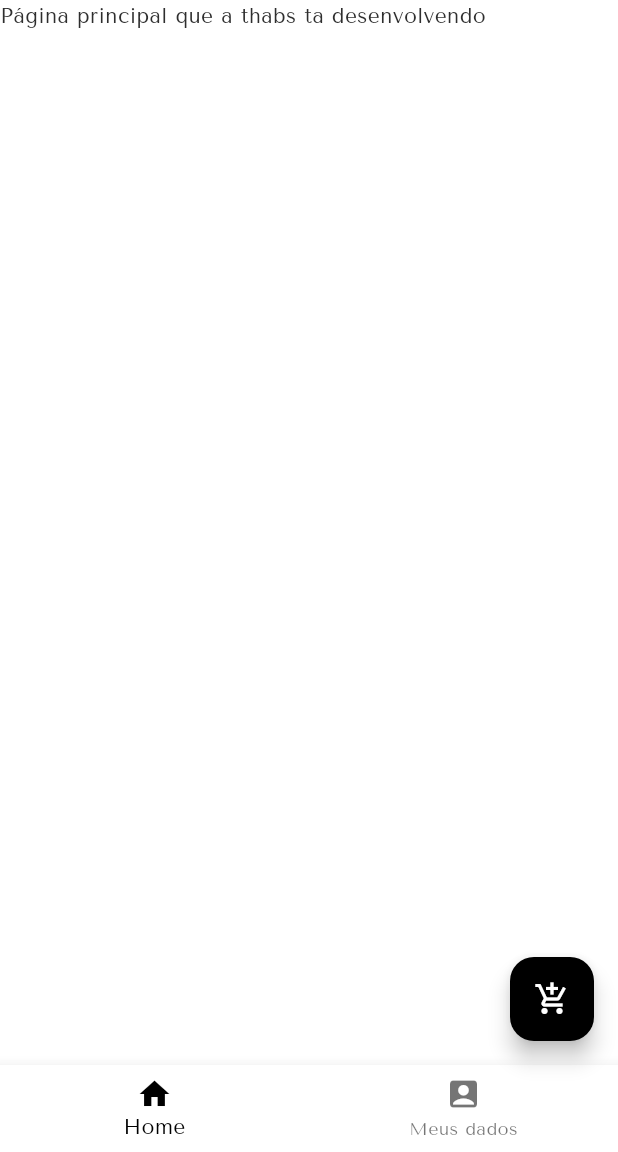
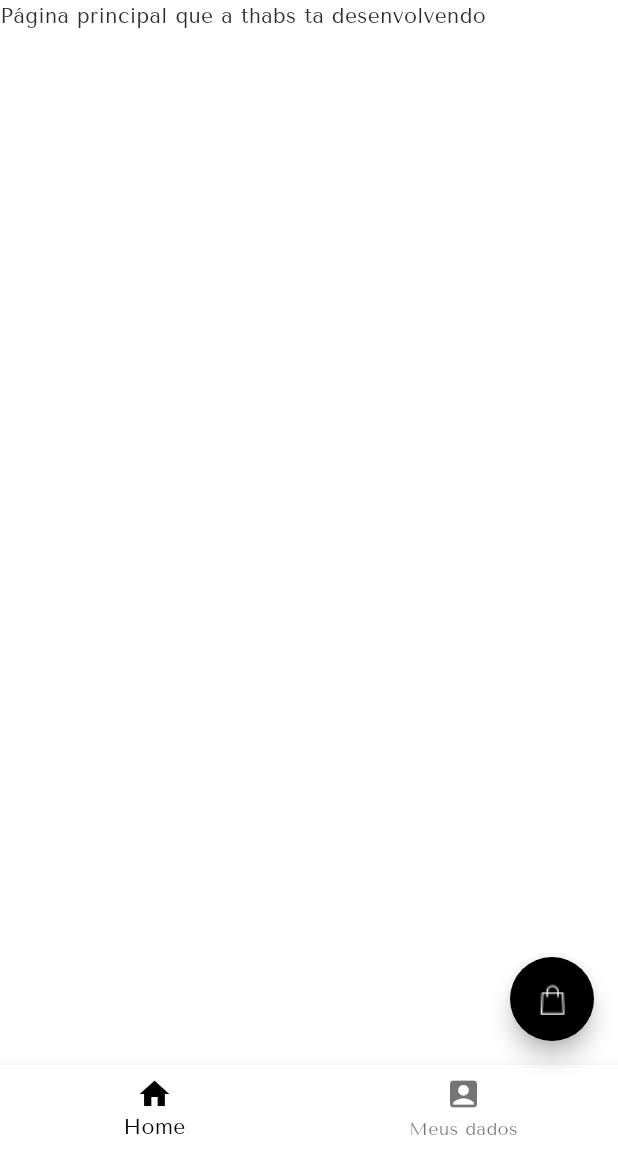
Before and after one commit to St4rThabs/Open-Fashion, a Flutter app: the screen it shows after launch, on a phone screen of 412 x 824 dp, the part 84-1236 px from its top. Run offline on Flutter 3.47's test engine with Material 3 defaults, Android fonts, the phone set to English and light mode, and no system bars.

Commit message:
Alteração do ícone do float action button e criação do método setBackground no Header

```diff
--- a/open_fashion/lib/main.dart
+++ b/open_fashion/lib/main.dart
@@ -49,7 +49,7 @@ class _HomePageState extends State<HomePage> {
   @override
   Widget build(BuildContext context) {
     return Scaffold(
-      appBar: Header(),
+      appBar: Header(index: _selectedIndex,),
       body: mainPages[_selectedIndex],
       floatingActionButton: FloatButton(),
       bottomNavigationBar: BottomNav(
--- a/open_fashion/lib/widgets/float_action_button.dart
+++ b/open_fashion/lib/widgets/float_action_button.dart
@@ -7,13 +7,14 @@ class FloatButton extends StatelessWidget {
   @override
   FloatingActionButton build(BuildContext context) {
     return FloatingActionButton(
+      shape: CircleBorder(),
       onPressed: () => {
         Navigator.push(
           context,
           MaterialPageRoute(builder: (context) => CartPage())
         )
       },
-      child: Icon(Icons.add_shopping_cart),);
+      child: Image.asset('assets/Shopping bag.png'),);
   }
 
 }
--- a/open_fashion/lib/widgets/header.dart
+++ b/open_fashion/lib/widgets/header.dart
@@ -1,12 +1,22 @@
 import 'package:flutter/material.dart';
 
 class Header extends StatelessWidget implements PreferredSizeWidget{
-  const Header({super.key});
+  final int index;
+  const Header({super.key, required this.index});
+
+  Color setBackground(){
+    if(index == 0){
+      return Color.fromARGB(255, 231, 234, 239);
+    }
+    else{
+      return Colors.white;
+    }
+  }
 
   @override
   Widget build(BuildContext context) {
     return AppBar(
-      backgroundColor: Color.fromARGB(255, 231, 234, 239),
+      backgroundColor: setBackground(),
       leading: Builder(
         builder: (BuildContext context) {
           return IconButton(
```
Also changed, not shown: open_fashion/assets/Shopping bag.png.
